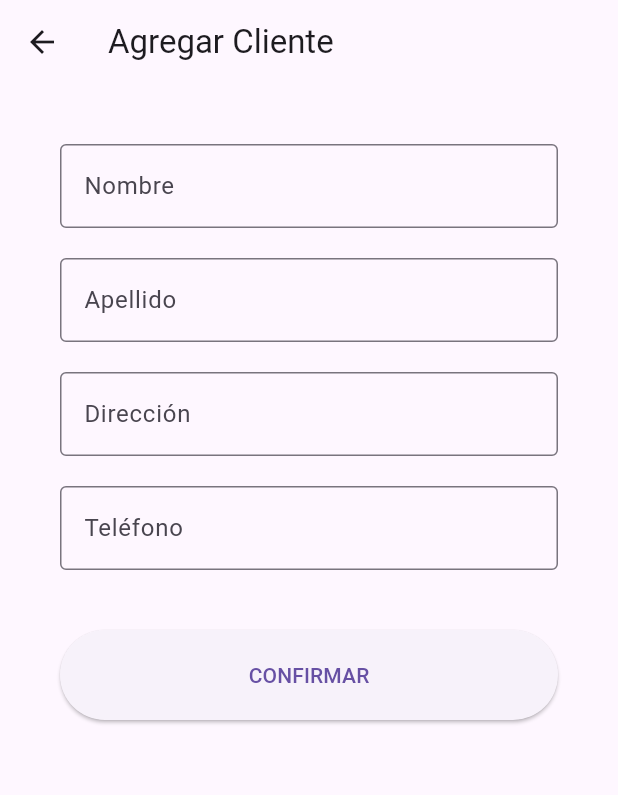
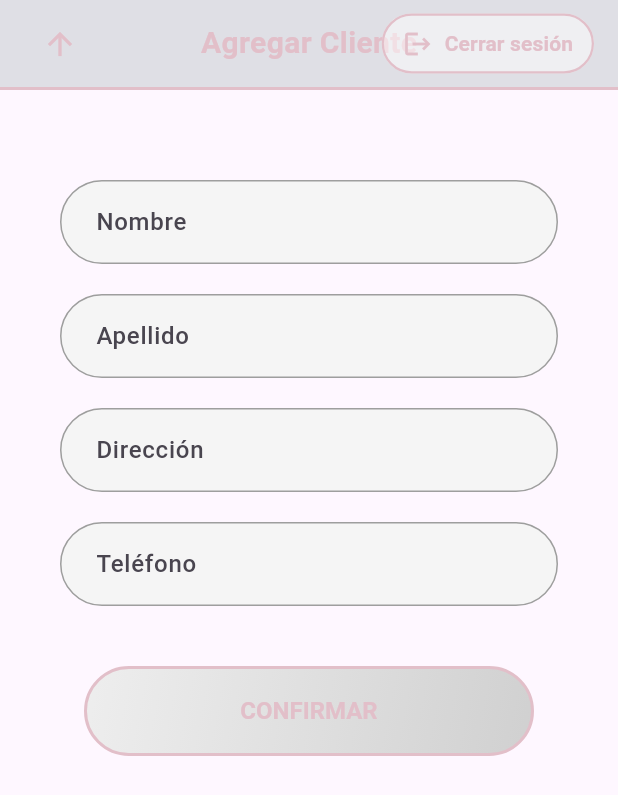
Before and after one commit to jnahuel-developer/valen_market_admin, a Flutter app: the WebClientesScreen screen opened by its route, after a tap on "AGREGAR", on a phone screen of 412 x 824 dp. Shown: the top 795 px of the screen. Run offline on Flutter 3.47's test engine with Material 3 defaults, Android fonts, the phone set to English and light mode, and no system bars; our stand-ins replace cloud_firestore, firebase_auth, firebase_core, flutter_svg, google_sign_in, googleapis_auth and 1 more; missing offline and left inert: googleapis; accounts and stored records are empty.

```diff
--- a/lib/constants/pantallas.dart
+++ b/lib/constants/pantallas.dart
@@ -8,3 +8,9 @@ const String PANTALLA__Recorrido = '/recorrido';
 const String PANTALLA_WEB__Login = '/web_login';
 const String PANTALLA_WEB__Home = '/web_home_screen';
 const String PANTALLA_WEB__Clientes = '/web_clientes';
+const String PANTALLA_WEB__Clientes__AgregarCliente = '/web_agregar_cliente';
+const String PANTALLA_WEB__Clientes__BuscarCliente = '/web_buscar_cliente';
+const String PANTALLA_WEB__Catalogo = '/web_catalogo';
+const String PANTALLA_WEB__Catalogo__VerCatalogo = '/web_ver_catalogo';
+const String PANTALLA_WEB__Catalogo__AgregarProducto = '/web_agregar_producto';
+const String PANTALLA_WEB__Catalogo__BuscarProducto = '/web_buscar_producto';
--- a/lib/web_flow/features/clientes/screens/web_agregar_cliente_screen.dart
+++ b/lib/web_flow/features/clientes/screens/web_agregar_cliente_screen.dart
@@ -1,6 +1,10 @@
 import 'package:flutter/material.dart';
+import 'package:valen_market_admin/Web_flow/widgets/custom_web_top_bar.dart';
+import 'package:valen_market_admin/Web_flow/widgets/custom_gradient_button.dart';
+import 'package:valen_market_admin/Web_flow/widgets/custom_text_field.dart';
+import 'package:valen_market_admin/constants/pantallas.dart';
 import 'package:valen_market_admin/services/firebase/clientes_servicios_firebase.dart';
-import '../../../../utils/validador_texto.dart';
+import 'package:valen_market_admin/utils/validador_texto.dart';
 
 class WebAgregarClienteScreen extends StatefulWidget {
   const WebAgregarClienteScreen({super.key});
@@ -15,6 +19,8 @@ class _WebAgregarClienteScreenState extends State<WebAgregarClienteScreen> {
   final _apellidoController = TextEditingController();
   final _direccionController = TextEditingController();
   final _telefonoController = TextEditingController();
+
+  bool _guardando = false;
 
   @override
   void dispose() {
@@ -43,6 +49,8 @@ class _WebAgregarClienteScreenState extends State<WebAgregarClienteScreen> {
       return;
     }
 
+    setState(() => _guardando = true);
+
     await ClientesServiciosFirebase.agregarClienteABDD(
       nombre: nombre,
       apellido: apellido,
@@ -62,45 +70,60 @@ class _WebAgregarClienteScreenState extends State<WebAgregarClienteScreen> {
   @override
   Widget build(BuildContext context) {
     return Scaffold(
-      appBar: AppBar(
-        title: const Text('Agregar Cliente'),
-        leading: IconButton(
-          icon: const Icon(Icons.arrow_back),
-          onPressed: () => Navigator.pop(context),
-        ),
-      ),
-      body: Padding(
-        padding: const EdgeInsets.all(40.0),
-        child: ListView(
-          children: [
-            _buildTextField('Nombre', _nombreController),
-            const SizedBox(height: 20),
-            _buildTextField('Apellido', _apellidoController),
-            const SizedBox(height: 20),
-            _buildTextField('Dirección', _direccionController),
-            const SizedBox(height: 20),
-            _buildTextField('Teléfono', _telefonoController),
-            const SizedBox(height: 40),
-            SizedBox(
-              width: double.infinity,
-              height: 60,
-              child: ElevatedButton(
-                onPressed: _agregarCliente,
-                child: const Text('CONFIRMAR'),
+      body: Column(
+        children: [
+          const CustomWebTopBar(
+            titulo: 'Agregar Cliente',
+            pantallaPadreRouteName: PANTALLA_WEB__Clientes,
+          ),
+          const SizedBox(height: 60),
+          Expanded(
+            child: SingleChildScrollView(
+              child: Center(
+                child: ConstrainedBox(
+                  constraints: const BoxConstraints(maxWidth: 600),
+                  child: Padding(
+                    padding: const EdgeInsets.symmetric(horizontal: 40),
+                    child: Column(
+                      children: [
+                        CustomTextField(
+                          label: 'Nombre',
+                          controller: _nombreController,
+                          isRequired: true,
+                        ),
+                        const SizedBox(height: 20),
+                        CustomTextField(
+                          label: 'Apellido',
+                          controller: _apellidoController,
+                          isRequired: true,
+                        ),
+                        const SizedBox(height: 20),
+                        CustomTextField(
+                          label: 'Dirección',
+                          controller: _direccionController,
+                          isRequired: true,
+                        ),
+                        const SizedBox(height: 20),
+                        CustomTextField(
+                          label: 'Teléfono',
+                          controller: _telefonoController,
+                          isRequired: true,
+                        ),
+                        const SizedBox(height: 40),
+                        _guardando
+                            ? const CircularProgressIndicator()
+                            : CustomGradientButton(
+                                text: 'CONFIRMAR',
+                                onPressed: _agregarCliente,
+                              ),
+                      ],
+                    ),
+                  ),
+                ),
               ),
             ),
-          ],
-        ),
-      ),
-    );
-  }
-
-  Widget _buildTextField(String label, TextEditingController controller) {
-    return TextField(
-      controller: controller,
-      decoration: InputDecoration(
-        labelText: label,
-        border: const OutlineInputBorder(),
+          ),
+        ],
       ),
     );
   }
--- a/lib/web_flow/features/clientes/screens/web_clientes_screen.dart
+++ b/lib/web_flow/features/clientes/screens/web_clientes_screen.dart
@@ -1,7 +1,5 @@
 import 'package:flutter/material.dart';
 import 'package:url_launcher/url_launcher.dart';
-
-import 'package:valen_market_admin/Web_flow/features/clientes/screens/web_agregar_cliente_screen.dart';
 import 'package:valen_market_admin/Web_flow/widgets/custom_web_top_bar.dart';
 import 'package:valen_market_admin/Web_flow/widgets/custom_gradient_button.dart';
 import 'package:valen_market_admin/services/google/clientes_servicios_google_sheets_web.dart';
@@ -28,7 +26,7 @@ class _WebClientesScreenState extends State<WebClientesScreen> {
     if (url != null) {
       ScaffoldMessenger.of(context).showSnackBar(
         SnackBar(
-          content: const Text('✅ Exportación exitosa.'),
+          content: const Text('Exportación exitosa.'),
           action: SnackBarAction(
             label: 'ABRIR',
             onPressed: () => launchUrl(Uri.parse(url)),
@@ -37,7 +35,7 @@ class _WebClientesScreenState extends State<WebClientesScreen> {
       );
     } else {
       ScaffoldMessenger.of(context).showSnackBar(
-        const SnackBar(content: Text('❌ No se pudo exportar a Excel.')),
+        const SnackBar(content: Text('No se pudo exportar a Excel.')),
       );
     }
   }
@@ -53,20 +51,18 @@ class _WebClientesScreenState extends State<WebClientesScreen> {
           ),
           const SizedBox(height: 60),
           Expanded(
-            child: Center(
-              child: _exportando
-                  ? const CircularProgressIndicator()
-                  : Column(
+            child: SingleChildScrollView(
+              child: Padding(
+                padding: const EdgeInsets.only(top: 0),
+                child: Column(
                   mainAxisSize: MainAxisSize.min,
                   children: [
                     CustomGradientButton(
                       text: 'AGREGAR',
                       onPressed: () {
-                            Navigator.push(
+                        Navigator.pushNamed(
                           context,
-                              MaterialPageRoute(
-                                builder: (_) => const WebAgregarClienteScreen(),
-                              ),
+                          PANTALLA_WEB__Clientes__AgregarCliente,
                         );
                       },
                     ),
@@ -78,11 +74,14 @@ class _WebClientesScreenState extends State<WebClientesScreen> {
                       },
                     ),
                     const SizedBox(height: 20),
-                        CustomGradientButton(
+                    _exportando
+                        ? const CircularProgressIndicator()
+                        : CustomGradientButton(
                             text: 'PASAR A EXCEL',
                             onPressed: _pasarAExcel,
                           ),
                   ],
+                ),
               ),
             ),
           ),
--- /dev/null
+++ b/lib/web_flow/widgets/custom_text_field.dart
@@ -0,0 +1,50 @@
+import 'package:flutter/material.dart';
+
+class CustomTextField extends StatelessWidget {
+  final String label;
+  final TextEditingController controller;
+  final bool isRequired;
+  final TextInputType keyboardType;
+  final int maxLines;
+
+  const CustomTextField({
+    super.key,
+    required this.label,
+    required this.controller,
+    this.isRequired = false,
+    this.keyboardType = TextInputType.text,
+    this.maxLines = 1,
+  });
+
+  @override
+  Widget build(BuildContext context) {
+    return TextFormField(
+      controller: controller,
+      keyboardType: keyboardType,
+      maxLines: maxLines,
+      decoration: InputDecoration(
+        labelText: label,
+        labelStyle: const TextStyle(fontWeight: FontWeight.w500),
+        filled: true,
+        fillColor: Colors.grey[100],
+        contentPadding:
+            const EdgeInsets.symmetric(horizontal: 20, vertical: 16),
+        border: OutlineInputBorder(
+          borderRadius: BorderRadius.circular(30),
+        ),
+        enabledBorder: OutlineInputBorder(
+          borderRadius: BorderRadius.circular(30),
+          borderSide: const BorderSide(color: Colors.grey),
+        ),
+        focusedBorder: OutlineInputBorder(
+          borderRadius: BorderRadius.circular(30),
+          borderSide: const BorderSide(color: Colors.blue),
+        ),
+      ),
+      validator: isRequired
+          ? (value) =>
+              value == null || value.trim().isEmpty ? 'Campo requerido' : null
+          : null,
+    );
+  }
+}
```
Also changed, not shown: lib/app/app.dart (+11 -0 lines), lib/services/firebase/catalogo_servicios_firebase.dart (added, +101 -0 lines), lib/web_flow/features/catalogo/screens/web_agregar_producto_screen.dart (added, +140 -0 lines), lib/web_flow/features/catalogo/screens/web_catalogo_screen.dart (added, +72 -0 lines), lib/web_flow/features/catalogo/screens/web_ver_catalogo_screen.dart (added, +84 -0 lines), lib/web_flow/features/home/screens/web_home_screen.dart (+10 -6 lines), lib/web_flow/widgets/custom_shop_item_description.dart (added, +146 -0 lines), 1 other file. Lines whose indentation alone changed are shown as unchanged.
